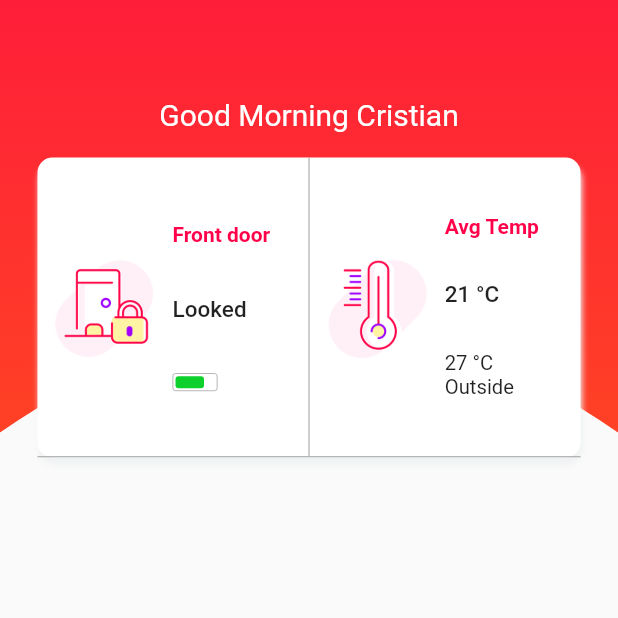
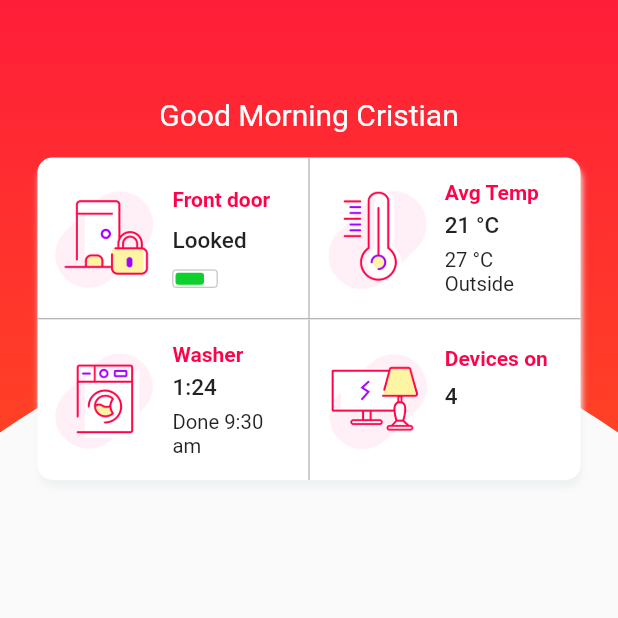
Before and after one commit to cristianfchq/flutter_smart_home_app, a Flutter app: the screen it shows after launch, on a phone screen of 412 x 824 dp, the top half of it. Run offline on Flutter 3.47's test engine with Material 2 defaults, Android fonts, the phone set to English and light mode, and no system bars; project files that could hold a hidden picture were left out.

Commit message:
commit 6 to put text Washer and Devices on and more image

```diff
--- a/lib/main.dart
+++ b/lib/main.dart
@@ -128,7 +128,7 @@ class _SmartHomeState extends State<SmartHome>
               right: 25,
             ),
             child: Container(
-              height: 200,
+              height: 215,
               decoration: BoxDecoration(
                 color: Colors.white,
                 borderRadius: BorderRadius.circular(10),
@@ -147,7 +147,7 @@ class _SmartHomeState extends State<SmartHome>
                     color: Colors.grey,
                     height: 1,
                   ),
-                  // buildDashboardRow2(),
+                  buildDashboardRow2(),
                 ],
               ),
             ),
@@ -860,105 +860,111 @@ class _SmartHomeState extends State<SmartHome>
     );
   }
 
-  // Widget buildDashboardRow2() {
-  //   return Expanded(
-  //     child: Row(
-  //       children: <Widget>[
-  //         Expanded(
-  //           child: Padding(
-  //             padding: const EdgeInsets.all(10),
-  //             child: Row(
-  //               children: <Widget>[
-  //                 Container(
-  //                   width: 70,
-  //                   decoration: BoxDecoration(
-  //                     image: DecorationImage(
-  //                       image: ExactAssetImage('assets/images/img1.png'),
-  //                       fit: BoxFit.contain,
-  //                     ),
-  //                   ),
-  //                 ),
-  //                 SizedBox(width: 10),
-  //                 Expanded(
-  //                   child: Column(
-  //                     mainAxisAlignment: MainAxisAlignment.spaceEvenly,
-  //                     crossAxisAlignment: CrossAxisAlignment.start,
-  //                     children: <Widget>[
-  //                       Text(
-  //                         "Washer",
-  //                         style: TextStyle(
-  //                           color: color,
-  //                           fontWeight: FontWeight.bold,
-  //                         ),
-  //                       ),
-  //                       Text(
-  //                         "1:24",
-  //                         style: TextStyle(
-  //                           fontWeight: FontWeight.w500,
-  //                           fontSize: 15,
-  //                         ),
-  //                       ),
-  //                       Text(
-  //                         "Done 9.30 am",
-  //                         style: TextStyle(
-  //                           fontSize: 13.5,
-  //                         ),
-  //                       ),
-  //                     ],
-  //                   ),
-  //                 ),
-  //               ],
-  //             ),
-  //           ),
-  //         ),
-  //         VerticalDivider(
-  //           color: Colors.grey,
-  //           width: 1,
-  //         ),
-  //         Expanded(
-  //           child: Padding(
-  //             padding: const EdgeInsets.all(10),
-  //             child: Row(
-  //               children: <Widget>[
-  //                 Container(
-  //                   width: 75,
-  //                   decoration: BoxDecoration(
-  //                     image: DecorationImage(
-  //                       image: ExactAssetImage('assets/images/img2.png'),
-  //                       fit: BoxFit.cover,
-  //                     ),
-  //                   ),
-  //                 ),
-  //                 SizedBox(width: 10),
-  //                 Expanded(
-  //                   child: Column(
-  //                     mainAxisAlignment: MainAxisAlignment.spaceEvenly,
-  //                     crossAxisAlignment: CrossAxisAlignment.start,
-  //                     children: <Widget>[
-  //                       Text(
-  //                         "Devices on",
-  //                         style: TextStyle(
-  //                           color: color,
-  //                           fontWeight: FontWeight.bold,
-  //                         ),
-  //                       ),
-  //                       Text(
-  //                         "8",
-  //                         style: TextStyle(
-  //                           fontWeight: FontWeight.w500,
-  //                           fontSize: 15,
-  //                         ),
-  //                       ),
-  //                       SizedBox(height: 20),
-  //                     ],
-  //                   ),
-  //                 ),
-  //               ],
-  //             ),
-  //           ),
-  //         ),
-  //       ],
-  //     ),
-  //   );
-  // }
+  Widget buildDashboardRow2() {
+    return Expanded(
+      child: Row(
+        children: <Widget>[
+          Expanded(
+            child: Padding(
+              padding: const EdgeInsets.all(10.0),
+              child: Row(
+                children: <Widget>[
+                  Container(
+                    width: 70,
+                    decoration: BoxDecoration(
+                      image: DecorationImage(
+                        image: ExactAssetImage('assets/images/img1.png'),
+                        fit: BoxFit.contain,
+                      ),
+                    ),
+                  ),
+                  SizedBox(
+                    width: 10,
+                  ),
+                  Expanded(
+                    child: Column(
+                      mainAxisAlignment: MainAxisAlignment.spaceEvenly,
+                      crossAxisAlignment: CrossAxisAlignment.start,
+                      children: <Widget>[
+                        Text(
+                          "Washer",
+                          style: TextStyle(
+                            color: color,
+                            fontWeight: FontWeight.bold,
+                          ),
+                        ),
+                        Text(
+                          "1:24",
+                          style: TextStyle(
+                            fontSize: 15,
+                            fontWeight: FontWeight.w500,
+                          ),
+                        ),
+                        Text(
+                          "Done 9:30 am",
+                          style: TextStyle(
+                            fontSize: 13.5,
+                          ),
+                        ),
+                      ],
+                    ),
+                  ),
+                ],
+              ),
+            ),
+          ),
+          VerticalDivider(
+            color: Colors.grey,
+            width: 1,
+          ),
+          Expanded(
+            child: Padding(
+              padding: const EdgeInsets.all(10),
+              child: Row(
+                children: <Widget>[
+                  Container(
+                    width: 70,
+                    decoration: BoxDecoration(
+                      image: DecorationImage(
+                        image: ExactAssetImage('assets/images/img2.png'),
+                        fit: BoxFit.contain,
+                      ),
+                    ),
+                  ),
+                  SizedBox(
+                    width: 10,
+                  ),
+                  Expanded(
+                    child: Column(
+                      mainAxisAlignment: MainAxisAlignment.spaceEvenly,
+                      crossAxisAlignment: CrossAxisAlignment.start,
+                      children: <Widget>[
+                        Text(
+                          "Devices on",
+                          style: TextStyle(
+                            color: color,
+                            fontWeight: FontWeight.bold,
+                          ),
+                        ),
+                        Text(
+                          "4",
+                          style: TextStyle(
+                            fontSize: 15,
+                            fontWeight: FontWeight.w500,
+                          ),
+                        ),
+                        SizedBox(
+                          height: 20,
+                        )
+                      ],
+                    ),
+                  ),
+                ],
+              ),
+            ),
+          ),
+        ],
+      ),
+    );
+  }
 }
```
